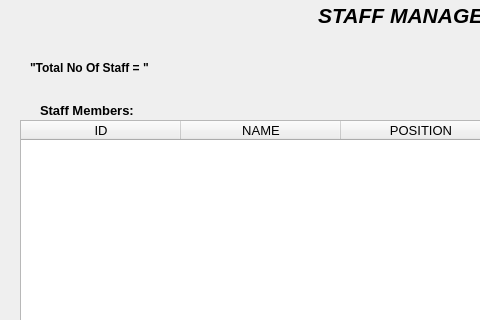
Old version of the form RMS_qt/staff.ui in the repository dev-pratik02/RMS; both pictures show x 0 to 480 and y 0 to 320 of the 800 by 600 pixel window.
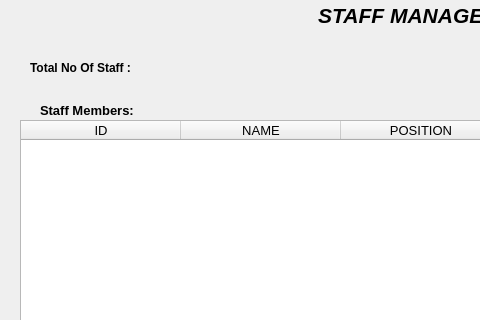
New version of the form.

The edit to the form file:
```diff
--- a/RMS_qt/staff.ui
+++ b/RMS_qt/staff.ui
@@ -52,7 +52,7 @@
      </font>
     </property>
     <property name="text">
-     <string>&quot;Total No Of Staff = &quot;</string>
+     <string>Total No Of Staff : </string>
     </property>
    </widget>
    <widget class="QLabel" name="staffmembers_2">
```
Left out of the diff: 2 changed lines with no effect on the pictures.
